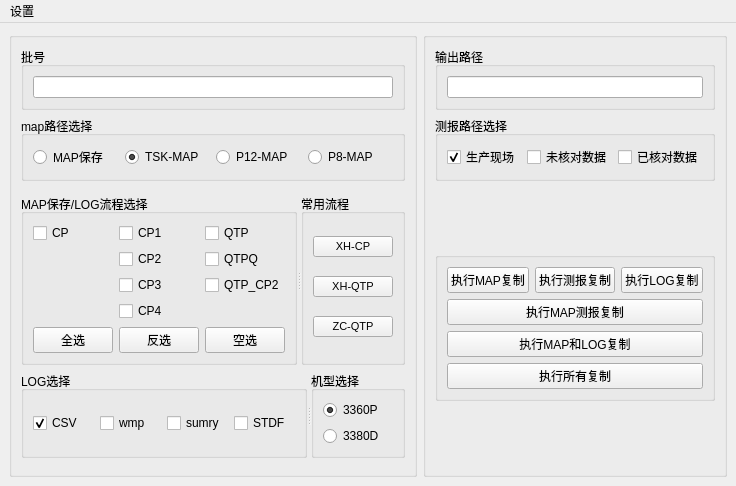
This is CopyFromNet/mainwindow.ui in xx517230/Qt5p9DemoCode as Qt 5 draws it before an edit. The edited form follows.
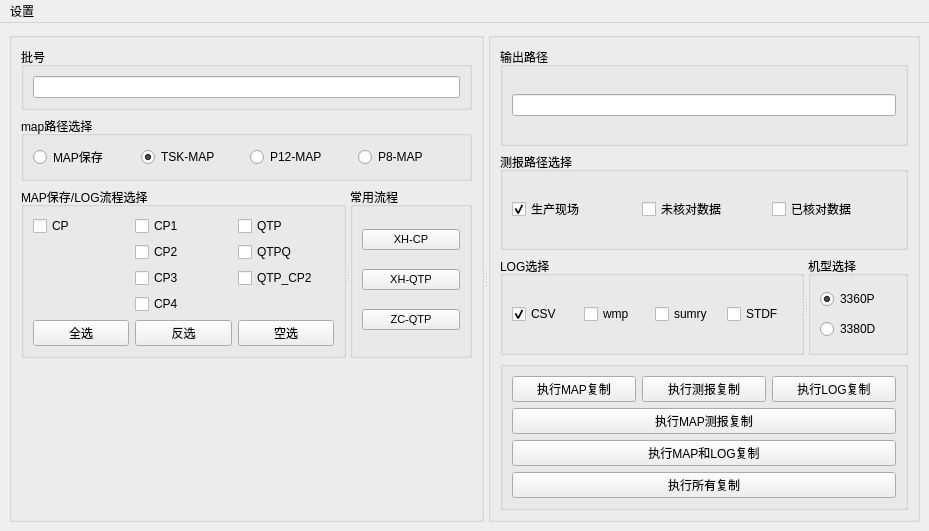
This is the edited form.

```diff
--- a/CopyFromNet/mainwindow.ui
+++ b/CopyFromNet/mainwindow.ui
@@ -6,8 +6,8 @@
    <rect>
     <x>0</x>
     <y>0</y>
-    <width>736</width>
-    <height>486</height>
+    <width>929</width>
+    <height>531</height>
    </rect>
   </property>
   <property name="windowTitle">
@@ -16,81 +16,75 @@
   <widget class="QWidget" name="centralwidget">
    <layout class="QGridLayout" name="gridLayout_10">
     <item row="0" column="0">
+     <widget class="QSplitter" name="splitter_3">
+      <property name="orientation">
+       <enum>Qt::Horizontal</enum>
+      </property>
      <widget class="QGroupBox" name="groupBox_10">
       <property name="title">
        <string/>
       </property>
       <layout class="QGridLayout" name="gridLayout_8">
-       <item row="4" column="0">
-        <widget class="QSplitter" name="splitter_2">
-         <property name="orientation">
-          <enum>Qt::Horizontal</enum>
-         </property>
-         <widget class="QGroupBox" name="groupBox_11">
+        <item row="0" column="0">
+         <widget class="QGroupBox" name="groupBox">
           <property name="title">
-           <string>LOG选择</string>
+           <string>批号</string>
           </property>
-          <layout class="QHBoxLayout" name="horizontalLayout_3">
-           <item>
-            <widget class="QCheckBox" name="chkBoxCSV">
+          <layout class="QGridLayout" name="gridLayout_2">
+           <item row="0" column="0">
+            <widget class="QLineEdit" name="editLotId">
              <property name="text">
-              <string>CSV</string>
-             </property>
-             <property name="checked">
-              <bool>true</bool>
-             </property>
-            </widget>
-           </item>
-           <item>
-            <widget class="QCheckBox" name="chkBoxWmpTDO">
-             <property name="text">
-              <string>wmp</string>
-             </property>
-            </widget>
-           </item>
-           <item>
-            <widget class="QCheckBox" name="chkBoxsumryTDO">
-             <property name="text">
-              <string>sumry</string>
-             </property>
-            </widget>
-           </item>
-           <item>
-            <widget class="QCheckBox" name="chkBoxSTDF">
-             <property name="text">
-              <string>STDF</string>
+              <string/>
              </property>
             </widget>
            </item>
           </layout>
-         </widget>
-         <widget class="QGroupBox" name="groupBox_13">
-          <property name="title">
-           <string>机型选择</string>
-          </property>
-          <layout class="QGridLayout" name="gridLayout_5">
-           <item row="0" column="0">
-            <widget class="QRadioButton" name="rbtnTsKMap_2">
-             <property name="text">
-              <string>3360P</string>
-             </property>
-             <property name="checked">
-              <bool>true</bool>
-             </property>
             </widget>
            </item>
            <item row="1" column="0">
-            <widget class="QRadioButton" name="rbtnTsKMap_3">
+         <widget class="QGroupBox" name="groupBox_6">
+          <property name="title">
+           <string>map路径选择</string>
+          </property>
+          <layout class="QHBoxLayout" name="horizontalLayout_2">
+           <item>
+            <widget class="QRadioButton" name="rbtnMapSave">
              <property name="text">
-              <string>3380D</string>
+              <string>MAP保存</string>
+             </property>
+             <property name="checked">
+              <bool>false</bool>
+             </property>
+            </widget>
+           </item>
+           <item>
+            <widget class="QRadioButton" name="rbtnTsKMap">
+             <property name="text">
+              <string>TSK-MAP</string>
+             </property>
+             <property name="checked">
+              <bool>true</bool>
+             </property>
+            </widget>
+           </item>
+           <item>
+            <widget class="QRadioButton" name="rbtnP12Map">
+             <property name="text">
+              <string>P12-MAP</string>
+             </property>
+            </widget>
+           </item>
+           <item>
+            <widget class="QRadioButton" name="rbtnP8Map">
+             <property name="text">
+              <string>P8-MAP</string>
              </property>
             </widget>
            </item>
           </layout>
          </widget>
-        </widget>
-       </item>
-       <item row="3" column="0">
+        </item>
+        <item row="4" column="0">
         <widget class="QSplitter" name="splitter">
          <property name="orientation">
           <enum>Qt::Horizontal</enum>
@@ -224,80 +218,8 @@
          </widget>
         </widget>
        </item>
-       <item row="1" column="0">
-        <widget class="QGroupBox" name="groupBox_6">
-         <property name="title">
-          <string>map路径选择</string>
-         </property>
-         <layout class="QHBoxLayout" name="horizontalLayout_2">
-          <item>
-           <widget class="QRadioButton" name="rbtnMapSave">
-            <property name="text">
-             <string>MAP保存</string>
-            </property>
-            <property name="checked">
-             <bool>false</bool>
-            </property>
-           </widget>
-          </item>
-          <item>
-           <widget class="QRadioButton" name="rbtnTsKMap">
-            <property name="text">
-             <string>TSK-MAP</string>
-            </property>
-            <property name="checked">
-             <bool>true</bool>
-            </property>
-           </widget>
-          </item>
-          <item>
-           <widget class="QRadioButton" name="rbtnP12Map">
-            <property name="text">
-             <string>P12-MAP</string>
-            </property>
-           </widget>
-          </item>
-          <item>
-           <widget class="QRadioButton" name="rbtnP8Map">
-            <property name="text">
-             <string>P8-MAP</string>
-            </property>
-           </widget>
-          </item>
-         </layout>
-        </widget>
-       </item>
-       <item row="0" column="0">
-        <widget class="QGroupBox" name="groupBox">
-         <property name="title">
-          <string>批号</string>
-         </property>
-         <layout class="QGridLayout" name="gridLayout_2">
-          <item row="0" column="0">
-           <widget class="QLineEdit" name="editLotId">
-            <property name="text">
-             <string/>
-            </property>
-           </widget>
-          </item>
-         </layout>
-        </widget>
-       </item>
-       <item row="2" column="0">
-        <spacer name="verticalSpacer_3">
-         <property name="orientation">
-          <enum>Qt::Vertical</enum>
-         </property>
-         <property name="sizeHint" stdset="0">
-          <size>
-           <width>20</width>
-           <height>40</height>
-          </size>
-         </property>
-        </spacer>
-       </item>
        <item row="5" column="0">
-        <spacer name="verticalSpacer_4">
+         <spacer name="verticalSpacer">
          <property name="orientation">
           <enum>Qt::Vertical</enum>
          </property>
@@ -311,41 +233,17 @@
        </item>
       </layout>
      </widget>
-    </item>
-    <item row="0" column="1">
      <widget class="QGroupBox" name="groupBox_9">
       <property name="title">
        <string/>
       </property>
       <layout class="QGridLayout" name="gridLayout_9">
-       <item row="0" column="0">
-        <widget class="QGroupBox" name="groupBox_3">
-         <property name="title">
-          <string>输出路径</string>
-         </property>
-         <layout class="QGridLayout" name="gridLayout_7">
-          <item row="0" column="0">
-           <widget class="QLineEdit" name="editOutPutPath"/>
-          </item>
-         </layout>
-        </widget>
-       </item>
        <item row="1" column="0">
         <widget class="QGroupBox" name="groupBox_8">
          <property name="title">
           <string>测报路径选择</string>
          </property>
          <layout class="QGridLayout" name="gridLayout_3">
-          <item row="0" column="0">
-           <widget class="QCheckBox" name="chkOperPath">
-            <property name="text">
-             <string>生产现场</string>
-            </property>
-            <property name="checked">
-             <bool>true</bool>
-            </property>
-           </widget>
-          </item>
           <item row="0" column="2">
            <widget class="QCheckBox" name="chkOperCheckedPath">
             <property name="text">
@@ -360,21 +258,87 @@
             </property>
            </widget>
           </item>
+           <item row="0" column="0">
+            <widget class="QCheckBox" name="chkOperPath">
+             <property name="text">
+              <string>生产现场</string>
+             </property>
+             <property name="checked">
+              <bool>true</bool>
+             </property>
+            </widget>
+           </item>
          </layout>
         </widget>
        </item>
        <item row="2" column="0">
-        <spacer name="verticalSpacer_2">
+         <widget class="QSplitter" name="splitter_2">
          <property name="orientation">
-          <enum>Qt::Vertical</enum>
-         </property>
-         <property name="sizeHint" stdset="0">
-          <size>
-           <width>20</width>
-           <height>63</height>
-          </size>
-         </property>
-        </spacer>
+           <enum>Qt::Horizontal</enum>
+          </property>
+          <widget class="QGroupBox" name="groupBox_11">
+           <property name="title">
+            <string>LOG选择</string>
+           </property>
+           <layout class="QHBoxLayout" name="horizontalLayout_3">
+            <item>
+             <widget class="QCheckBox" name="chkBoxCSV">
+              <property name="text">
+               <string>CSV</string>
+              </property>
+              <property name="checked">
+               <bool>true</bool>
+              </property>
+             </widget>
+            </item>
+            <item>
+             <widget class="QCheckBox" name="chkBoxWmpTDO">
+              <property name="text">
+               <string>wmp</string>
+              </property>
+             </widget>
+            </item>
+            <item>
+             <widget class="QCheckBox" name="chkBoxsumryTDO">
+              <property name="text">
+               <string>sumry</string>
+              </property>
+             </widget>
+            </item>
+            <item>
+             <widget class="QCheckBox" name="chkBoxSTDF">
+              <property name="text">
+               <string>STDF</string>
+              </property>
+             </widget>
+            </item>
+           </layout>
+          </widget>
+          <widget class="QGroupBox" name="groupBox_13">
+           <property name="title">
+            <string>机型选择</string>
+           </property>
+           <layout class="QGridLayout" name="gridLayout_5">
+            <item row="0" column="0">
+             <widget class="QRadioButton" name="rbtnTsKMap_2">
+              <property name="text">
+               <string>3360P</string>
+              </property>
+              <property name="checked">
+               <bool>true</bool>
+              </property>
+             </widget>
+            </item>
+            <item row="1" column="0">
+             <widget class="QRadioButton" name="rbtnTsKMap_3">
+              <property name="text">
+               <string>3380D</string>
+              </property>
+             </widget>
+            </item>
+           </layout>
+          </widget>
+         </widget>
        </item>
        <item row="3" column="0">
         <widget class="QGroupBox" name="groupBox_7">
@@ -382,65 +346,65 @@
           <string/>
          </property>
          <layout class="QGridLayout" name="gridLayout_6">
-          <item row="0" column="0">
-           <widget class="QPushButton" name="btnMapDo">
-            <property name="text">
-             <string>执行MAP复制</string>
-            </property>
-           </widget>
-          </item>
-          <item row="0" column="2">
+           <item row="1" column="2">
            <widget class="QPushButton" name="btnLogDo">
             <property name="text">
              <string>执行LOG复制</string>
             </property>
            </widget>
           </item>
-          <item row="3" column="0" colspan="3">
-           <widget class="QPushButton" name="btnAllDo">
-            <property name="text">
-             <string>执行所有复制</string>
-            </property>
-           </widget>
-          </item>
-          <item row="1" column="0" colspan="3">
-           <widget class="QPushButton" name="btnMapExcleDo">
-            <property name="text">
-             <string>执行MAP测报复制</string>
-            </property>
-           </widget>
-          </item>
-          <item row="0" column="1">
+           <item row="1" column="1">
            <widget class="QPushButton" name="btnExcleDo">
             <property name="text">
              <string>执行测报复制</string>
             </property>
            </widget>
           </item>
-          <item row="2" column="0" colspan="3">
+           <item row="1" column="0">
+            <widget class="QPushButton" name="btnMapDo">
+             <property name="text">
+              <string>执行MAP复制</string>
+             </property>
+            </widget>
+           </item>
+           <item row="3" column="0" colspan="3">
            <widget class="QPushButton" name="btnMapLogDo">
             <property name="text">
              <string>执行MAP和LOG复制</string>
             </property>
            </widget>
           </item>
+           <item row="2" column="0" colspan="3">
+            <widget class="QPushButton" name="btnMapExcleDo">
+             <property name="text">
+              <string>执行MAP测报复制</string>
+             </property>
+            </widget>
+           </item>
+           <item row="4" column="0" colspan="3">
+            <widget class="QPushButton" name="btnAllDo">
+             <property name="text">
+              <string>执行所有复制</string>
+             </property>
+            </widget>
+           </item>
          </layout>
         </widget>
        </item>
-       <item row="4" column="0">
-        <spacer name="verticalSpacer">
-         <property name="orientation">
-          <enum>Qt::Vertical</enum>
-         </property>
-         <property name="sizeHint" stdset="0">
-          <size>
-           <width>20</width>
-           <height>63</height>
-          </size>
-         </property>
-        </spacer>
-       </item>
-      </layout>
+        <item row="0" column="0">
+         <widget class="QGroupBox" name="groupBox_3">
+          <property name="title">
+           <string>输出路径</string>
+          </property>
+          <layout class="QGridLayout" name="gridLayout_7">
+           <item row="0" column="0">
+            <widget class="QLineEdit" name="editOutPutPath"/>
+           </item>
+          </layout>
+         </widget>
+        </item>
+       </layout>
+      </widget>
      </widget>
     </item>
    </layout>
@@ -450,8 +414,8 @@
     <rect>
      <x>0</x>
      <y>0</y>
-     <width>736</width>
-     <height>20</height>
+     <width>929</width>
+     <height>24</height>
     </rect>
    </property>
    <widget class="QMenu" name="menu">
```
Lines whose indentation alone changed are shown as unchanged.
